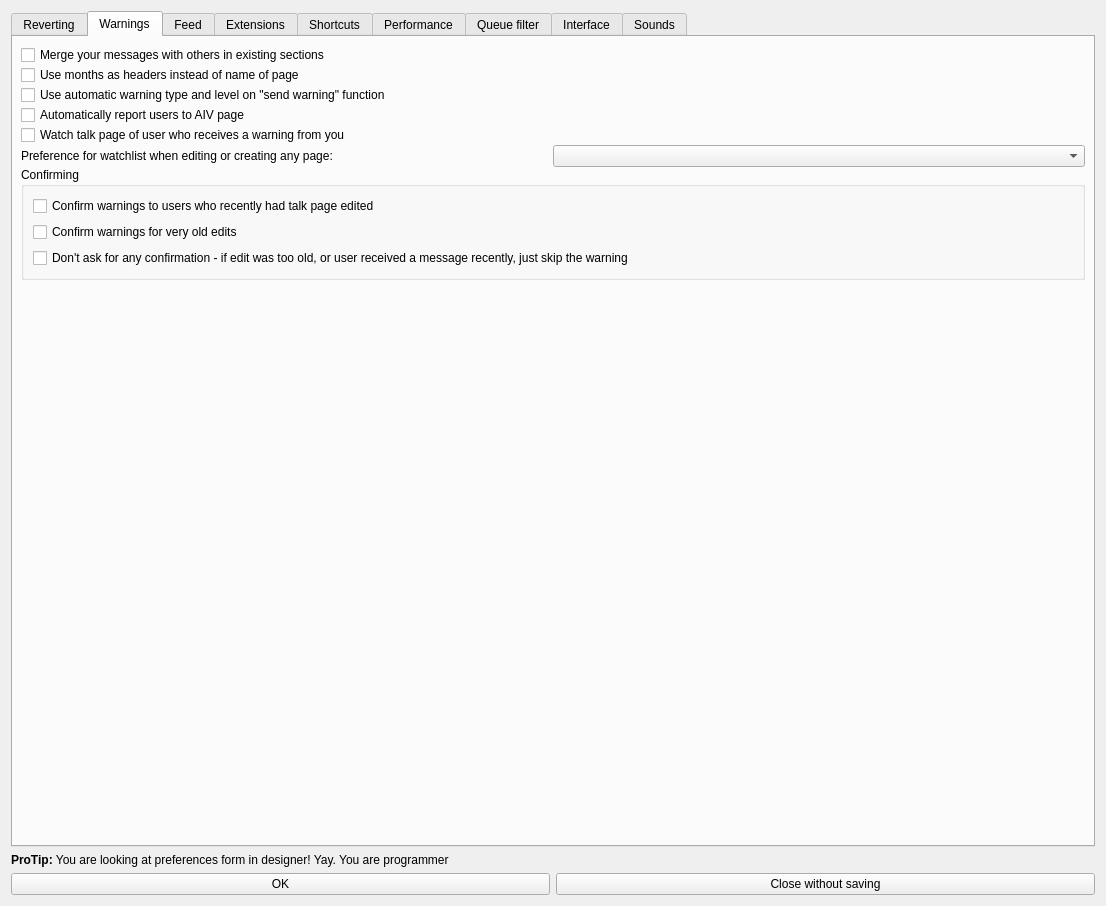
Old version of the form src/huggle_ui/preferences.ui in the repository huggle/huggle3-qt-lx.
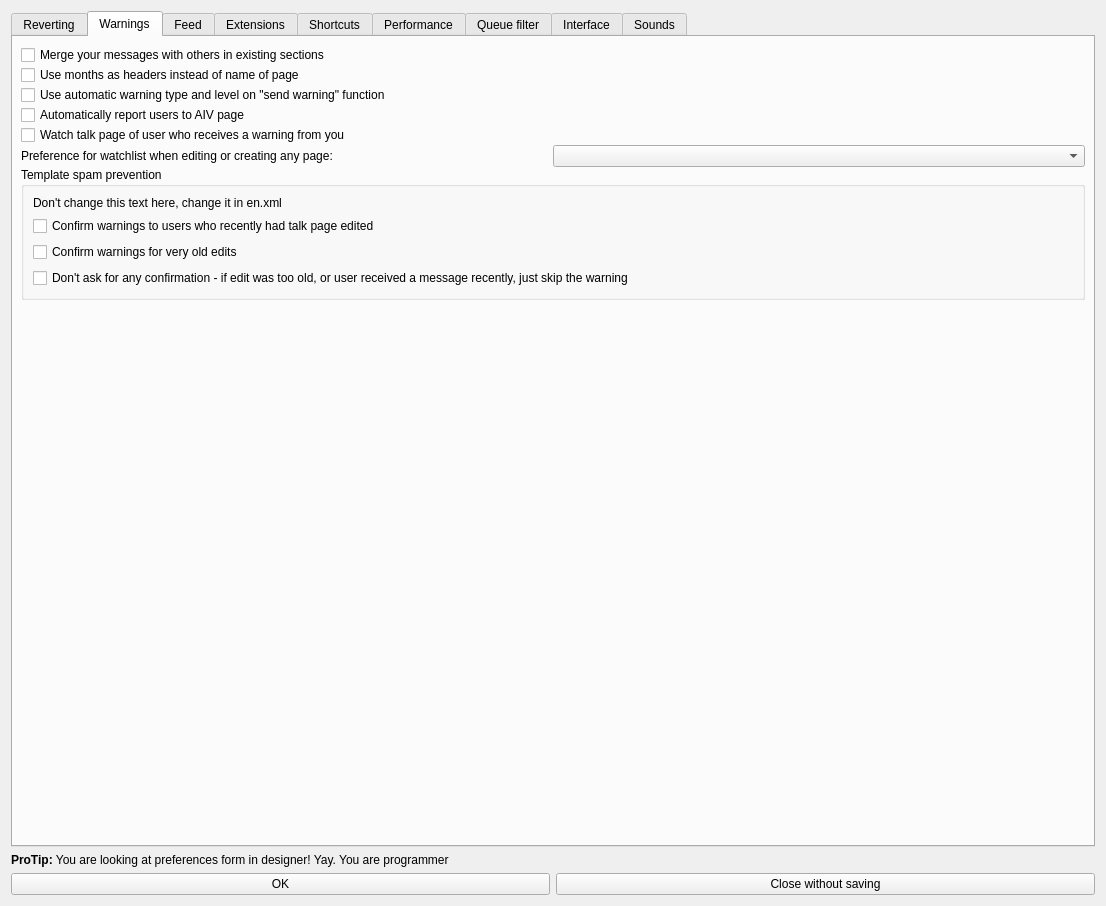
New version of the form. The open tabs and pages were chosen to show the change. Icons and pictures are not drawn.

```diff
--- a/src/huggle_ui/preferences.ui
+++ b/src/huggle_ui/preferences.ui
@@ -285,9 +285,19 @@
        <item>
         <widget class="QGroupBox" name="groupBox_3">
          <property name="title">
-          <string>Confirming</string>
+          <string>Template spam prevention</string>
          </property>
          <layout class="QVBoxLayout" name="verticalLayout_15">
+          <item>
+           <widget class="QLabel" name="label_TemplateSpamPrevInfo">
+            <property name="text">
+             <string>Don't change this text here, change it in en.xml</string>
+            </property>
+            <property name="wordWrap">
+             <bool>true</bool>
+            </property>
+           </widget>
+          </item>
           <item>
            <widget class="QCheckBox" name="checkBox_RecentMsgs">
             <property name="text">
```
Left out of the diff: 2 changed lines with no effect on the pictures.
